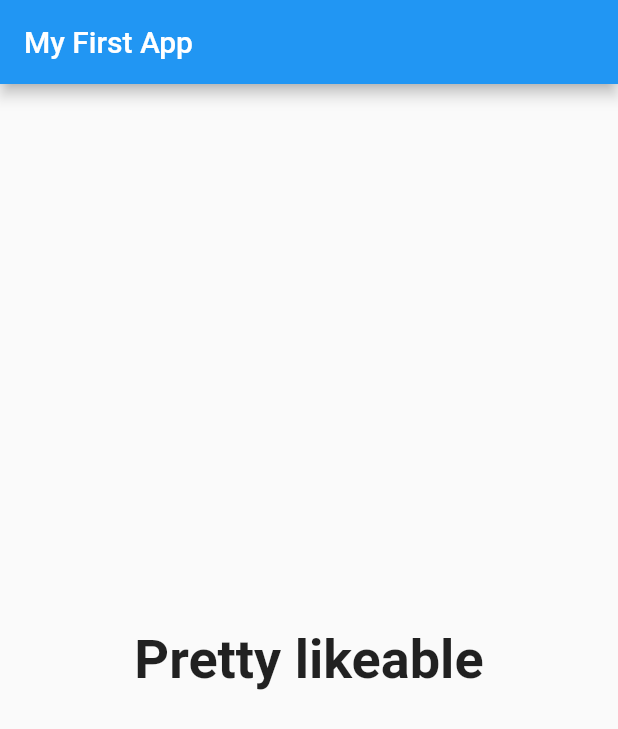
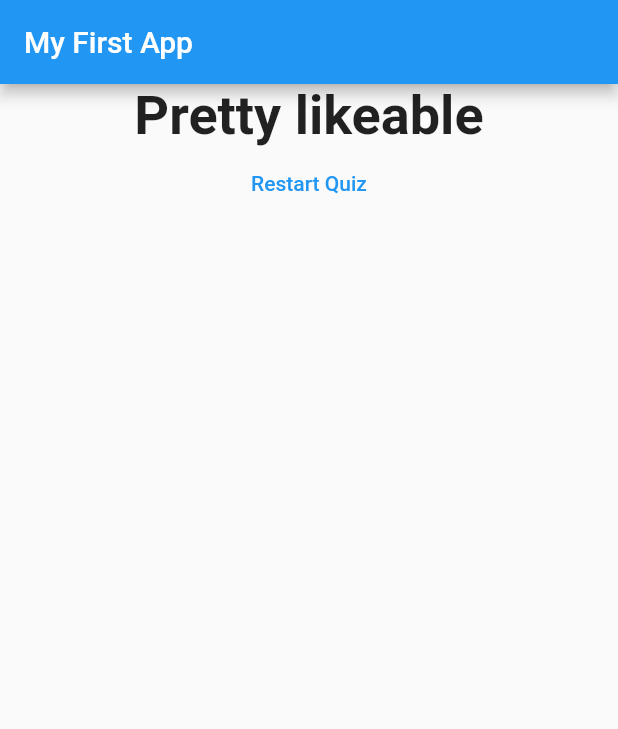
Before and after one commit to kicok/flutterQuiz, a Flutter app: the screen it shows after launch, after a tap on "Black", after a tap on "Snake", after a tap on "Max", on a phone screen of 412 x 824 dp. Shown: the top 729 px of the screen. Run offline on Flutter 3.47's test engine with Material 2 defaults, Android fonts, the phone set to English and light mode, and no system bars.

Commit message:
add restart Quiz

```diff
--- a/lib/main.dart
+++ b/lib/main.dart
@@ -49,6 +49,13 @@ class _MyAppState extends State<MyApp> {
   var _questionIndex = 0;
   var _totalScore = 0;
 
+  void _resetQuiz() {
+    setState(() {
+      _questionIndex = 0;
+      _totalScore = 0;
+    });
+  }
+
   void _answerQuestion(int score) {
     _totalScore += score;
 
@@ -76,7 +83,7 @@ class _MyAppState extends State<MyApp> {
                 questions: _questions,
                 answerQuestion: _answerQuestion,
                 questionIndex: _questionIndex)
-            : Result(_totalScore),
+            : Result(_totalScore, _resetQuiz),
       ),
     );
   }
--- a/lib/result.dart
+++ b/lib/result.dart
@@ -2,7 +2,8 @@ import 'package:flutter/material.dart';
 
 class Result extends StatelessWidget {
   final int resultScore;
-  Result(this.resultScore);
+  final Function resetHandler;
+  Result(this.resultScore, this.resetHandler);
 
   String get resultPhrase {
     String resultText;
@@ -22,13 +23,19 @@ class Result extends StatelessWidget {
   @override
   Widget build(BuildContext context) {
     return Center(
-      child: Text(
-        resultPhrase,
-        style: TextStyle(
-          fontSize: 36,
-          fontWeight: FontWeight.bold,
-        ),
-        textAlign: TextAlign.center,
+      child: Column(
+        children: [
+          Text(
+            resultPhrase,
+            style: TextStyle(fontSize: 36, fontWeight: FontWeight.bold),
+            textAlign: TextAlign.center,
+          ),
+          FlatButton(
+            child: Text('Restart Quiz'),
+            textColor: Colors.blue,
+            onPressed: resetHandler,
+          )
+        ],
       ),
     );
   }
```
